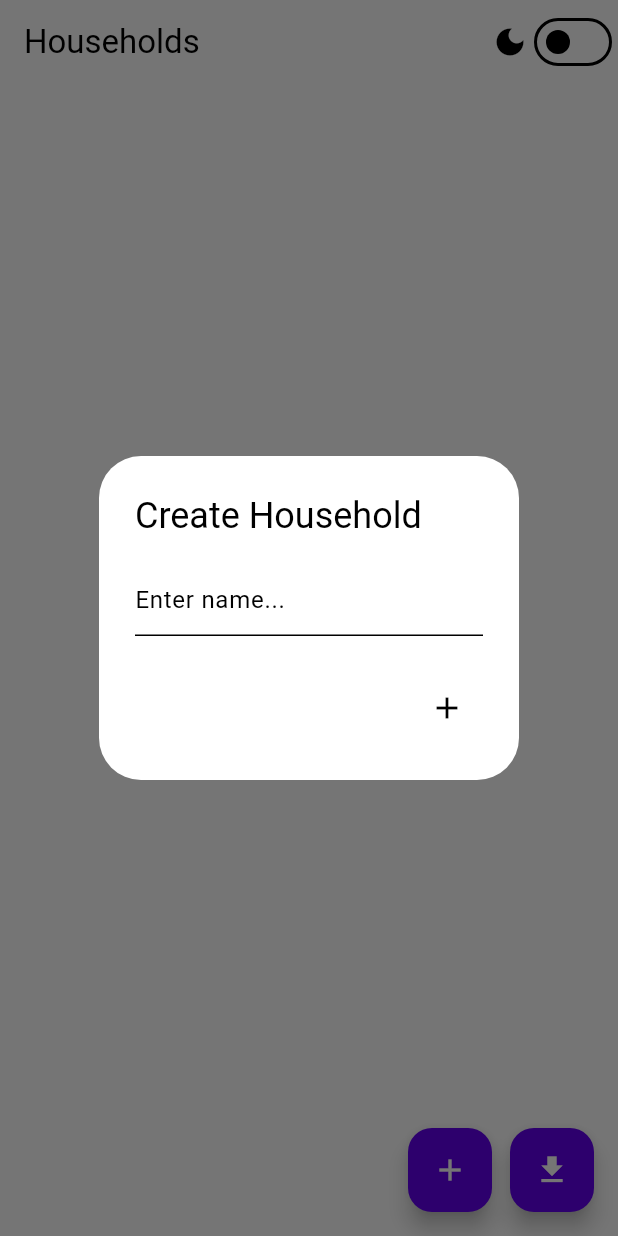
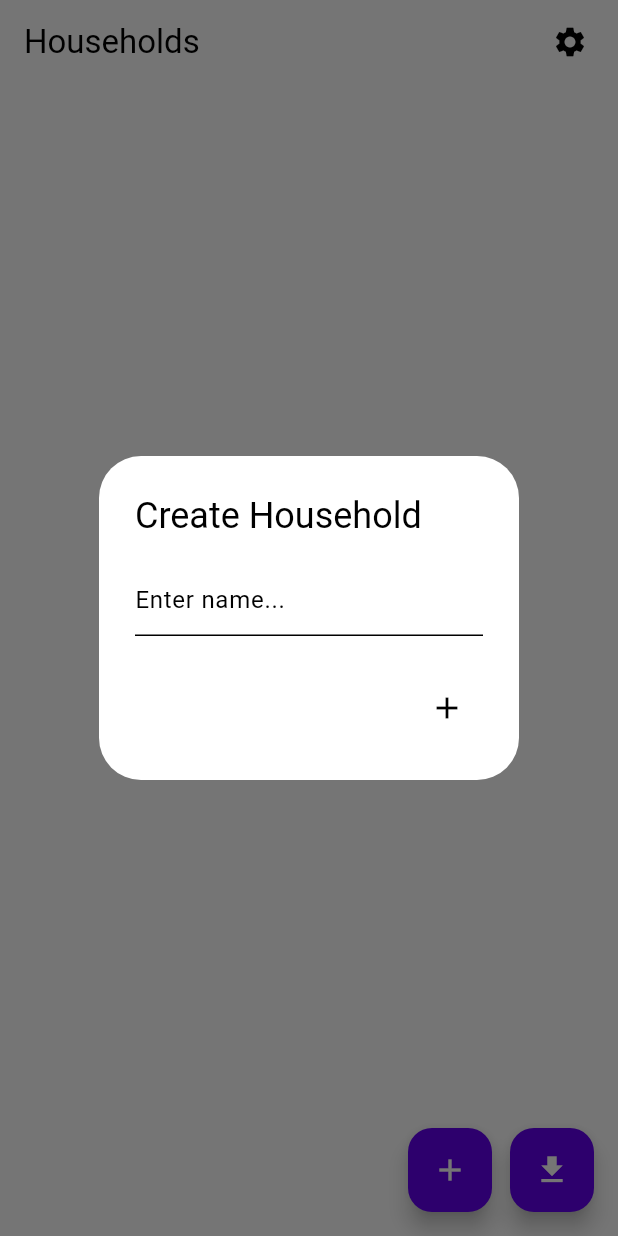
Before and after one commit to KelvinGonzalez/groceries-app, a Flutter app: the screen it shows after launch, after a tap on the "add" icon, on a phone screen of 412 x 824 dp. Run offline on Flutter 3.47's test engine with Material 3 defaults, Android fonts, the phone set to English and light mode, and no system bars; our stand-ins replace auto_size_text, cloud_firestore, firebase_core, flutter_bloc, shared_preferences; accounts and stored records are empty.

Commit message:
Add options menu

```diff
--- a/lib/logic/firebase_controller.dart
+++ b/lib/logic/firebase_controller.dart
@@ -177,7 +177,7 @@ class FirebaseController {
   }
 
   Future<void> createShoppingList(String name, [ShoppingList? original]) async {
-    if (_reference == null) return;
+    if (_reference == null || name.isEmpty) return;
     _shoppingListsReference ??= await _createShoppingListDocument();
     final id = randomInt;
     final items = original?.toJson()["items"];
@@ -262,7 +262,7 @@ class FirebaseController {
   }
 
   Future<void> createRecipe(String name) async {
-    if (_reference == null) return;
+    if (_reference == null || name.isEmpty) return;
     WebImage? image = await getValidImage(name);
     final recipe = Recipe(
         id: randomInt,
--- a/lib/logic/shared_preferences_controller.dart
+++ b/lib/logic/shared_preferences_controller.dart
@@ -1,8 +1,10 @@
 import 'package:groceries_app/logic/firebase_controller.dart';
+import 'package:groceries_app/model/translated_text.dart';
 import 'package:groceries_app/model/web_image.dart';
 import 'package:shared_preferences/shared_preferences.dart';
 
 const darkModeName = "darkMode";
+const languageName = "language";
 
 Future<bool> addHouseholdId(String id) async {
   final prefs = await SharedPreferences.getInstance();
@@ -32,6 +34,17 @@ Future<void> setDarkMode(bool value) async {
   await prefs.setBool(darkModeName, value);
 }
 
+Future<Language> getLanguage() async {
+  final prefs = await SharedPreferences.getInstance();
+  return Language.fromKey(
+      prefs.getString(languageName) ?? Language.english.key);
+}
+
+Future<void> setLanguage(Language language) async {
+  final prefs = await SharedPreferences.getInstance();
+  await prefs.setString(languageName, language.key);
+}
+
 Future<List<WebImage>?> getCachedImages(String query) async {
   final prefs = await SharedPreferences.getInstance();
   final cache = prefs.getStringList("search_$query");
--- a/lib/logic/state_cubit.dart
+++ b/lib/logic/state_cubit.dart
@@ -5,6 +5,7 @@ import 'package:groceries_app/model/category.dart';
 import 'package:groceries_app/model/household.dart';
 import 'package:groceries_app/model/item.dart';
 import 'package:groceries_app/model/shopping_list.dart';
+import 'package:groceries_app/model/translated_text.dart';
 import 'package:shared_preferences/shared_preferences.dart';
 
 import 'firebase_controller.dart';
@@ -23,6 +24,7 @@ class AppState {
   final bool creatingItem;
   final TextEditingController creatingItemName;
   final (List<Category>, List<Item>) searchResult;
+  final Language language;
 
   const AppState(
       {required this.isDarkMode,
@@ -30,7 +32,8 @@ class AppState {
       required this.households,
       required this.creatingItem,
       required this.creatingItemName,
-      required this.searchResult});
+      required this.searchResult,
+      required this.language});
 
   static AppState get initialState => AppState(
         isDarkMode: false,
@@ -39,6 +42,7 @@ class AppState {
         creatingItem: true,
         creatingItemName: TextEditingController(),
         searchResult: ([], []),
+        language: Language.english,
       );
 }
 
@@ -55,6 +59,7 @@ class StateCubit extends Cubit<AppState> {
 
   Future<void> init() async {
     setDarkMode(await getDarkMode());
+    setLanguage(await getLanguage());
     await _initHouseholds();
   }
 
@@ -65,6 +70,7 @@ class StateCubit extends Cubit<AppState> {
     bool? creatingItem,
     TextEditingController? creatingItemName,
     (List<Category>, List<Item>)? searchResult,
+    Language? language,
   }) {
     emit(AppState(
       isDarkMode: isDarkMode ?? state.isDarkMode,
@@ -74,6 +80,7 @@ class StateCubit extends Cubit<AppState> {
       creatingItem: creatingItem ?? state.creatingItem,
       creatingItemName: creatingItemName ?? state.creatingItemName,
       searchResult: searchResult ?? state.searchResult,
+      language: language ?? state.language,
     ));
   }
 
@@ -135,4 +142,10 @@ class StateCubit extends Cubit<AppState> {
       return item == null ? <Item>[] : [item];
     }).toList();
   }
+
+  void setLanguage(Language language) {
+    update(language: language);
+  }
+
+  String getTranslation(TranslatedText text) => text.get(state.language);
 }
--- /dev/null
+++ b/lib/model/translated_text.dart
@@ -0,0 +1,69 @@
+enum Language {
+  english(key: "english"),
+  spanish(key: "spanish");
+
+  final String key;
+
+  const Language({required this.key});
+
+  static Language fromKey(String key) =>
+      Language.values.where((e) => e.key == key).first;
+}
+
+enum TranslatedText {
+  households(en: "Households", es: "Familias"),
+  createHousehold(en: "Create Household", es: "Crear Familia"),
+  enterName(en: "Enter name...", es: "Ingrese un nombre..."),
+  joinHousehold(en: "Join Household", es: "Unirse a la Familia"),
+  enterAccessCode(en: "Enter access code...", es: "Ingrese código de acceso"),
+  householdMustHaveName(
+      en: "Household must have a name", es: "Familia debe tener un nombre"),
+  cannotJoinHousehold(
+      en: "Cannot join household", es: "No puede unirse a la familia"),
+  householdDoesNotExist(
+      en: "Household does not exist", es: "La familia no existe"),
+  options(en: "Options", es: "Opciones"),
+  light(en: "Light", es: "Claro"),
+  dark(en: "Dark", es: "Oscuro"),
+  shoppingLists(en: "Shopping Lists", es: "Listas de Compras"),
+  items(en: "Items", es: "Artículos"),
+  recipes(en: "Recipes", es: "Recetas"),
+  createList(en: "Create List", es: "Crear Lista"),
+  areYouSure(en: "Are you sure?", es: "¿Estás seguro?"),
+  enterItemName(en: "Enter item name...", es: "Ingrese nombre de artículo..."),
+  enterCategoryName(
+      en: "Enter category name...", es: "Ingrese nombre de categoría..."),
+  item(en: "Item", es: "Artículo"),
+  category(en: "Category", es: "Categoría"),
+  createRecipe(en: "Create Recipe", es: "Crear Receta"),
+  yes(en: "Yes", es: "Sí"),
+  no(en: "No", es: "No"),
+  accessCodeCopied(en: "Access code copied", es: "Código de acceso copiado"),
+  accessCode(en: "Access Code", es: "Código de Acceso"),
+  menu(en: "Menu", es: "Menú"),
+  changeName(en: "Change Name", es: "Cambiar Nombre"),
+  enterNewName(en: "Enter new name...", es: "Ingrese nombre nuevo..."),
+  cancel(en: "Cancel", es: "Cancelar"),
+  submit(en: "Submit", es: "Someter"),
+  changeImage(en: "Change Image", es: "Cambiar Imagen"),
+  changeLocation(en: "Change Location", es: "Cambiar Ubicación"),
+  copying(en: "Copying", es: "Copiando"),
+  enterCopyName(en: "Enter copy name...", es: "Ingrese nombre de copia..."),
+  copy(en: "Copy", es: "Copiar"),
+  delete(en: "Delete", es: "Borrar"),
+  ;
+
+  const TranslatedText({required this.en, this.es});
+
+  final String en;
+  final String? es;
+
+  String get(Language language) {
+    switch (language) {
+      case Language.english:
+        return en;
+      case Language.spanish:
+        return es ?? en;
+    }
+  }
+}
--- a/lib/page/category_select_page.dart
+++ b/lib/page/category_select_page.dart
@@ -1,7 +1,7 @@
 import 'package:flutter/material.dart';
 import 'package:flutter_bloc/flutter_bloc.dart';
 import 'package:groceries_app/logic/state_cubit.dart';
-import 'package:groceries_app/widget/dark_mode_switch.dart';
+import 'package:groceries_app/widget/options_button.dart';
 import 'package:groceries_app/widget/row_card.dart';
 
 class CategorySelectPage extends StatefulWidget {
@@ -47,7 +47,7 @@ class _CategorySelectPageState extends State<CategorySelectPage> {
         child: Scaffold(
           appBar: AppBar(
             title: Text(household.categories[_currentId]!.name),
-            actions: const [DarkModeSwitch()],
+            actions: const [OptionsButton()],
           ),
           body: ListView.builder(
             itemCount: categories.length,
--- a/lib/page/households.dart
+++ b/lib/page/households.dart
@@ -4,7 +4,8 @@ import "package:groceries_app/logic/firebase_controller.dart";
 import "package:groceries_app/logic/shared_preferences_controller.dart";
 import "package:groceries_app/logic/state_cubit.dart";
 import "package:groceries_app/logic/utils.dart";
-import "package:groceries_app/widget/dark_mode_switch.dart";
+import "package:groceries_app/model/translated_text.dart";
+import "package:groceries_app/widget/options_button.dart";
 import "package:groceries_app/widget/household_card.dart";
 
 class HouseholdsPage extends StatelessWidget {
@@ -16,8 +17,8 @@ class HouseholdsPage extends StatelessWidget {
       final cubit = context.read<StateCubit>();
       return Scaffold(
         appBar: AppBar(
-          title: const Text("Households"),
-          actions: const [DarkModeSwitch()],
+          title: Text(cubit.getTranslation(TranslatedText.households)),
+          actions: const [OptionsButton()],
         ),
         body: SingleChildScrollView(
           scrollDirection: Axis.vertical,
@@ -38,13 +39,15 @@ class HouseholdsPage extends StatelessWidget {
                       context: context,
                       useRootNavigator: false,
                       builder: (context) => AlertDialog(
-                              title: const Text("Create Household"),
+                              title: Text(cubit.getTranslation(
+                                  TranslatedText.createHousehold)),
                               content: TextField(
                                   controller: controller,
                                   onSubmitted: (value) =>
                                       _createHousehold(context, cubit, value),
-                                  decoration: const InputDecoration(
-                                      hintText: "Enter name...")),
+                                  decoration: InputDecoration(
+                                      hintText: cubit.getTranslation(
+                                          TranslatedText.enterName))),
                               actions: [
                                 IconButton(
                                     onPressed: () => _createHousehold(
@@ -62,13 +65,15 @@ class HouseholdsPage extends StatelessWidget {
                       context: context,
                       useRootNavigator: false,
                       builder: (context) => AlertDialog(
-                              title: const Text("Join Household"),
+                              title: Text(cubit.getTranslation(
+                                  TranslatedText.joinHousehold)),
                               content: TextField(
                                   controller: controller,
                                   onSubmitted: (value) =>
                                       _joinHousehold(context, cubit, value),
-                                  decoration: const InputDecoration(
-                                      hintText: "Enter access code...")),
+                                  decoration: InputDecoration(
+                                      hintText: cubit.getTranslation(
+                                          TranslatedText.enterAccessCode))),
                               actions: [
                                 IconButton(
                                     onPressed: () => _joinHousehold(
@@ -92,7 +97,8 @@ class HouseholdsPage extends StatelessWidget {
       await addHouseholdId(household.id);
       cubit.addHousehold(household);
     } else {
-      sendSnackBar(context, "Household must have a name");
+      sendSnackBar(
+          context, cubit.getTranslation(TranslatedText.householdMustHaveName));
     }
     Navigator.of(context).pop();
   }
@@ -105,10 +111,12 @@ class HouseholdsPage extends StatelessWidget {
       if (await addHouseholdId(household.id)) {
         cubit.addHousehold(household);
       } else {
-        sendSnackBar(context, "Cannot join household");
+        sendSnackBar(
+            context, cubit.getTranslation(TranslatedText.cannotJoinHousehold));
       }
     } else {
-      sendSnackBar(context, "Household does not exist");
+      sendSnackBar(
+          context, cubit.getTranslation(TranslatedText.householdDoesNotExist));
     }
     Navigator.of(context).pop();
   }
--- a/lib/page/list_page.dart
+++ b/lib/page/list_page.dart
@@ -9,9 +9,8 @@ import 'package:groceries_app/model/item.dart';
 import 'package:groceries_app/model/recipe.dart';
 import 'package:groceries_app/model/shopping_list.dart';
 import 'package:groceries_app/page/categories_page.dart';
-import 'package:groceries_app/page/recipe_page.dart';
 import 'package:groceries_app/page/recipes_page.dart';
-import 'package:groceries_app/widget/dark_mode_switch.dart';
+import 'package:groceries_app/widget/options_button.dart';
 import 'package:groceries_app/widget/row_card.dart';
 
 class ListPage extends StatelessWidget {
@@ -33,7 +32,7 @@ class ListPage extends StatelessWidget {
       return Scaffold(
         appBar: AppBar(
           title: Text(shoppingList.name),
-          actions: const [DarkModeSwitch()],
+          actions: const [OptionsButton()],
         ),
         body: Column(
           children: [
--- a/lib/page/recipe_page.dart
+++ b/lib/page/recipe_page.dart
@@ -7,7 +7,7 @@ import 'package:groceries_app/logic/firebase_controller.dart';
 import 'package:groceries_app/logic/state_cubit.dart';
 import 'package:groceries_app/model/item.dart';
 import 'package:groceries_app/page/categories_page.dart';
-import 'package:groceries_app/widget/dark_mode_switch.dart';
+import 'package:groceries_app/widget/options_button.dart';
 import 'package:groceries_app/widget/row_card.dart';
 
 class RecipePage extends StatelessWidget {
@@ -25,7 +25,7 @@ class RecipePage extends StatelessWidget {
       return Scaffold(
         appBar: AppBar(
           title: Text(recipe.name),
-          actions: const [DarkModeSwitch()],
+          actions: const [OptionsButton()],
         ),
         body: ListView.builder(
           itemCount: items.length,
--- a/lib/widget/dark_mode_switch.dart
+++ /dev/null
@@ -1,22 +0,0 @@
-import 'package:flutter/material.dart';
-import 'package:flutter_bloc/flutter_bloc.dart';
-import 'package:groceries_app/logic/shared_preferences_controller.dart';
-import 'package:groceries_app/logic/state_cubit.dart';
-
-class DarkModeSwitch extends StatelessWidget {
-  const DarkModeSwitch({super.key});
-
-  @override
-  Widget build(BuildContext context) {
-    return BlocBuilder<StateCubit, AppState>(
-        builder: (context, state) => Row(children: [
-              Icon(state.isDarkMode ? Icons.light_mode : Icons.dark_mode),
-              Switch(
-                  value: state.isDarkMode,
-                  onChanged: (value) {
-                    context.read<StateCubit>().setDarkMode(value);
-                    setDarkMode(value);
-                  }),
-            ]));
-  }
-}
--- /dev/null
+++ b/lib/widget/options_button.dart
@@ -0,0 +1,21 @@
+import 'package:flutter/material.dart';
+import 'package:groceries_app/widget/options_menu.dart';
+
+class OptionsButton extends StatelessWidget {
+  const OptionsButton({super.key});
+
+  @override
+  Widget build(BuildContext context) {
+    return Padding(
+      padding: const EdgeInsets.all(8.0),
+      child: IconButton(
+          onPressed: () {
+            showDialog(
+                context: context,
+                useRootNavigator: false,
+                builder: (context) => const OptionsMenu());
+          },
+          icon: const Icon(Icons.settings)),
+    );
+  }
+}
```
Also changed, not shown: lib/page/categories_page.dart (+14 -8 lines), lib/page/household_page.dart (+7 -5 lines), lib/page/lists_page.dart (+14 -8 lines), lib/page/recipes_page.dart (+14 -11 lines), lib/widget/confirmation_alert.dart (+6 -2 lines), lib/widget/household_card.dart (+5 -2 lines), lib/widget/menu_dialog.dart (+29 -16 lines), lib/widget/options_menu.dart (added, +80 -0 lines).
